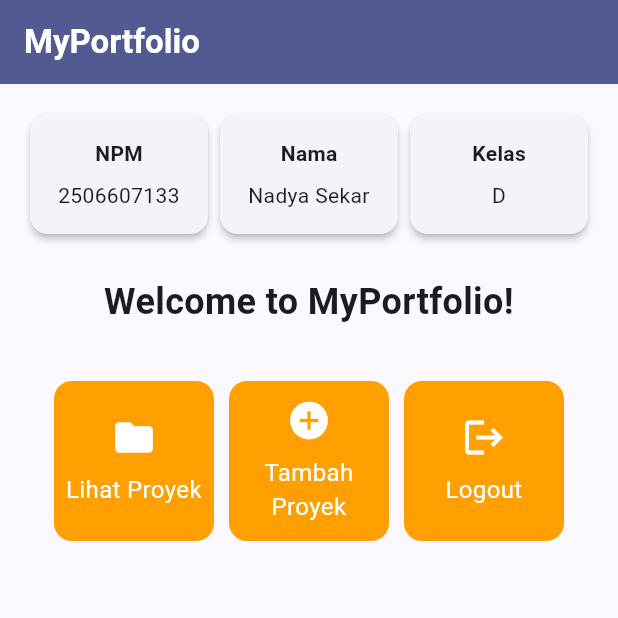
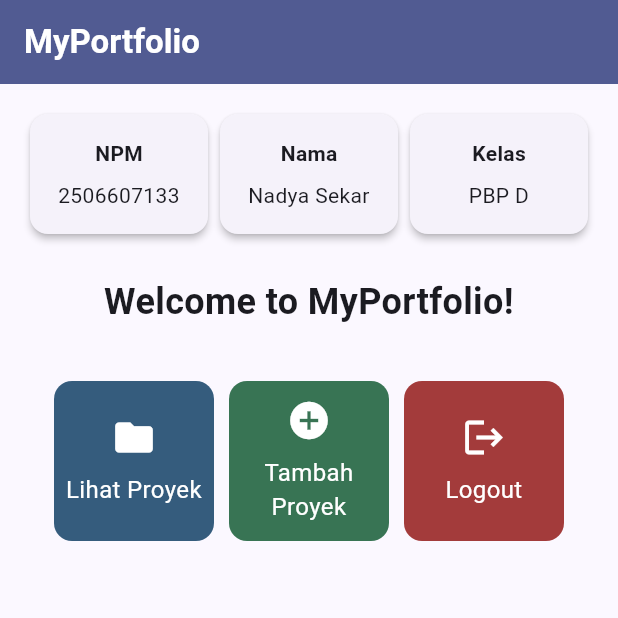
Before and after one commit to nadyaasekar/myportofolio_mobile, a Flutter app: the screen it shows after launch, on a phone screen of 412 x 824 dp, the top half of it. Run offline on Flutter 3.47's test engine with Material 3 defaults, Android fonts, the phone set to English and light mode, and no system bars.

Commit message:
feat: customize portfolio action card colors

```diff
--- a/lib/menu.dart
+++ b/lib/menu.dart
@@ -4,9 +4,9 @@ class MyHomePage extends StatelessWidget {
   const MyHomePage({super.key});
 
   final List<ItemHomepage> items = const [
-    ItemHomepage('Lihat Proyek', Icons.folder),
-    ItemHomepage('Tambah Proyek', Icons.add_circle),
-    ItemHomepage('Logout', Icons.logout),
+    ItemHomepage('Lihat Proyek', Icons.folder, Color(0xFF355C7D)),
+    ItemHomepage('Tambah Proyek', Icons.add_circle, Color(0xFF387454)),
+    ItemHomepage('Logout', Icons.logout, Color(0xFFA33B3B)),
   ];
 
   @override
@@ -35,7 +35,7 @@ class MyHomePage extends StatelessWidget {
                     child: InfoCard(title: 'Nama', content: 'Nadya Sekar'),
                   ),
                   Expanded(
-                    child: InfoCard(title: 'Kelas', content: 'D'),
+                    child: InfoCard(title: 'Kelas', content: 'PBP D'),
                   ),
                 ],
               ),
@@ -92,8 +92,9 @@ class InfoCard extends StatelessWidget {
 class ItemHomepage {
   final String name;
   final IconData icon;
+  final Color color;
 
-  const ItemHomepage(this.name, this.icon);
+  const ItemHomepage(this.name, this.icon, this.color);
 }
 
 class ItemCard extends StatelessWidget {
@@ -104,7 +105,7 @@ class ItemCard extends StatelessWidget {
   @override
   Widget build(BuildContext context) {
     return Material(
-      color: Theme.of(context).colorScheme.secondary,
+      color: item.color,
       borderRadius: BorderRadius.circular(12),
       clipBehavior: Clip.antiAlias,
       child: InkWell(
```
